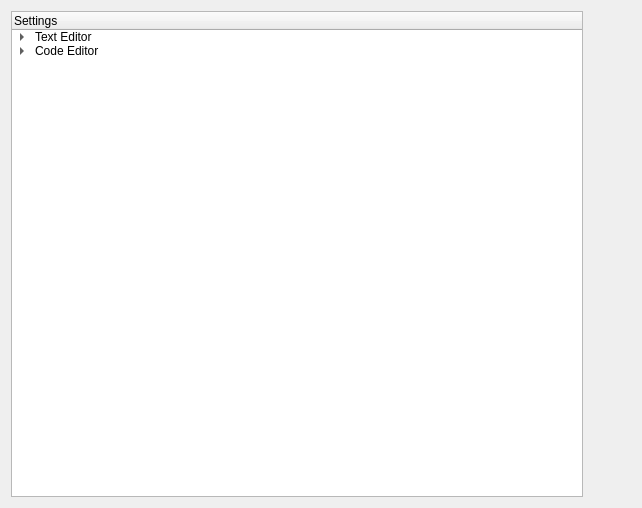
Old version of the form TextEditor/optionswindow.ui in the repository BryceCallender/TextEditor.
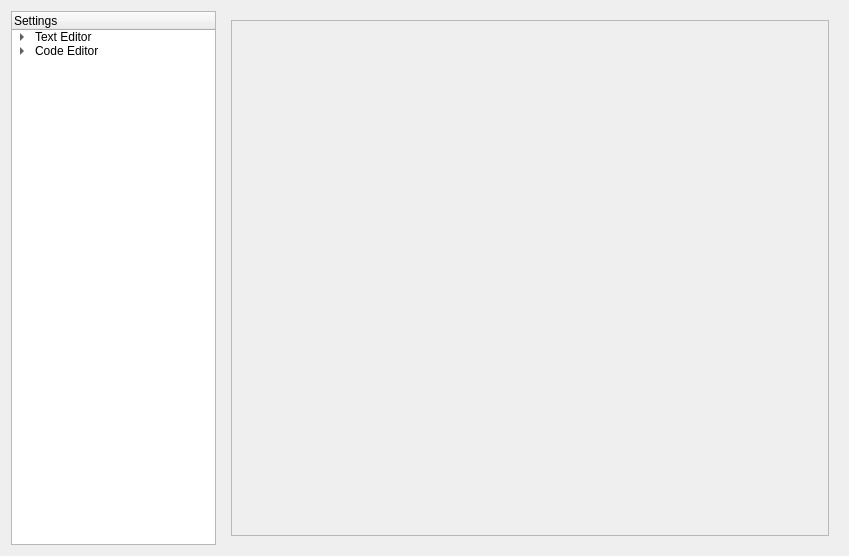
New version of the form.

Commit message: Options window

The edit to the form file:
```diff
--- a/TextEditor/optionswindow.ui
+++ b/TextEditor/optionswindow.ui
@@ -6,16 +6,25 @@
    <rect>
     <x>0</x>
     <y>0</y>
-    <width>642</width>
-    <height>508</height>
+    <width>849</width>
+    <height>556</height>
    </rect>
   </property>
   <property name="windowTitle">
    <string>Dialog</string>
   </property>
-  <layout class="QHBoxLayout" name="horizontalLayout">
+  <layout class="QHBoxLayout" name="horizontalLayout_2" stretch="1,3">
    <item>
     <widget class="QTreeWidget" name="treeWidget">
+     <property name="verticalScrollBarPolicy">
+      <enum>Qt::ScrollBarAsNeeded</enum>
+     </property>
+     <property name="horizontalScrollBarPolicy">
+      <enum>Qt::ScrollBarAsNeeded</enum>
+     </property>
+     <attribute name="headerVisible">
+      <bool>true</bool>
+     </attribute>
      <column>
       <property name="text">
        <string>Settings</string>
@@ -74,13 +83,37 @@
     </widget>
    </item>
    <item>
-    <widget class="QWidget" name="codeSettingsWidget" native="true">
-     <layout class="QVBoxLayout" name="codeContext"/>
-    </widget>
-   </item>
-   <item>
-    <widget class="QWidget" name="textSettingsWidget" native="true">
-     <layout class="QVBoxLayout" name="textContext"/>
+    <widget class="QWidget" name="widget" native="true">
+     <layout class="QHBoxLayout" name="horizontalLayout">
+      <item>
+       <widget class="QScrollArea" name="scrollArea">
+        <property name="horizontalScrollBarPolicy">
+         <enum>Qt::ScrollBarAlwaysOff</enum>
+        </property>
+        <property name="sizeAdjustPolicy">
+         <enum>QAbstractScrollArea::AdjustToContents</enum>
+        </property>
+        <property name="widgetResizable">
+         <bool>true</bool>
+        </property>
+        <widget class="QWidget" name="scrollAreaWidgetContents">
+         <property name="geometry">
+          <rect>
+           <x>0</x>
+           <y>0</y>
+           <width>599</width>
+           <height>518</height>
+          </rect>
+         </property>
+         <layout class="QVBoxLayout" name="verticalLayout">
+          <item>
+           <layout class="QVBoxLayout" name="context"/>
+          </item>
+         </layout>
+        </widget>
+       </widget>
+      </item>
+     </layout>
     </widget>
    </item>
   </layout>
```
Left out of the diff: 2 changed lines with no effect on the pictures. The commit also changes 2 other files.
